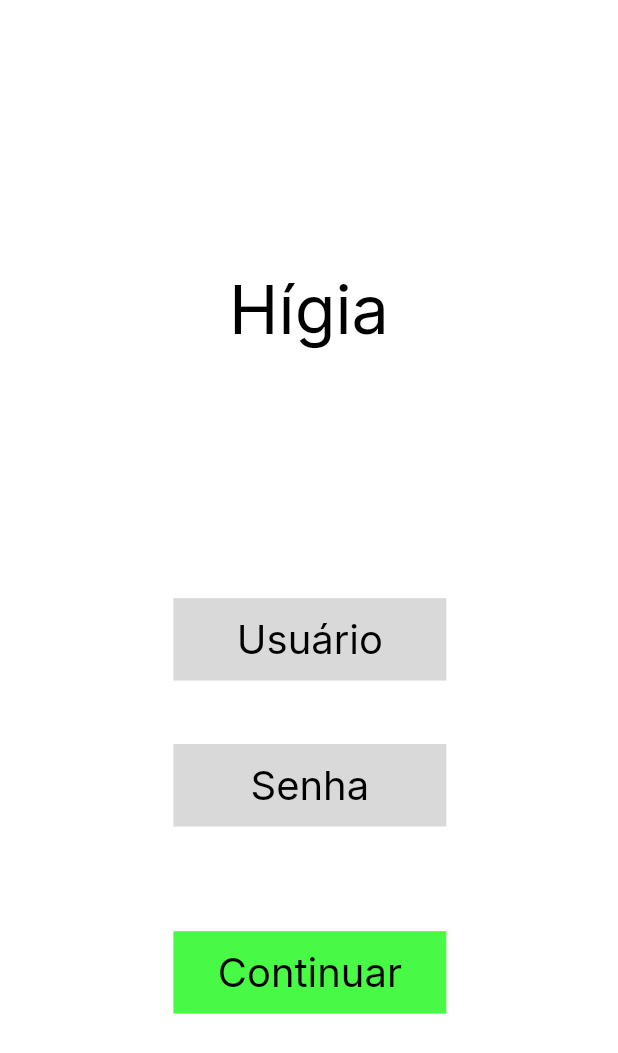
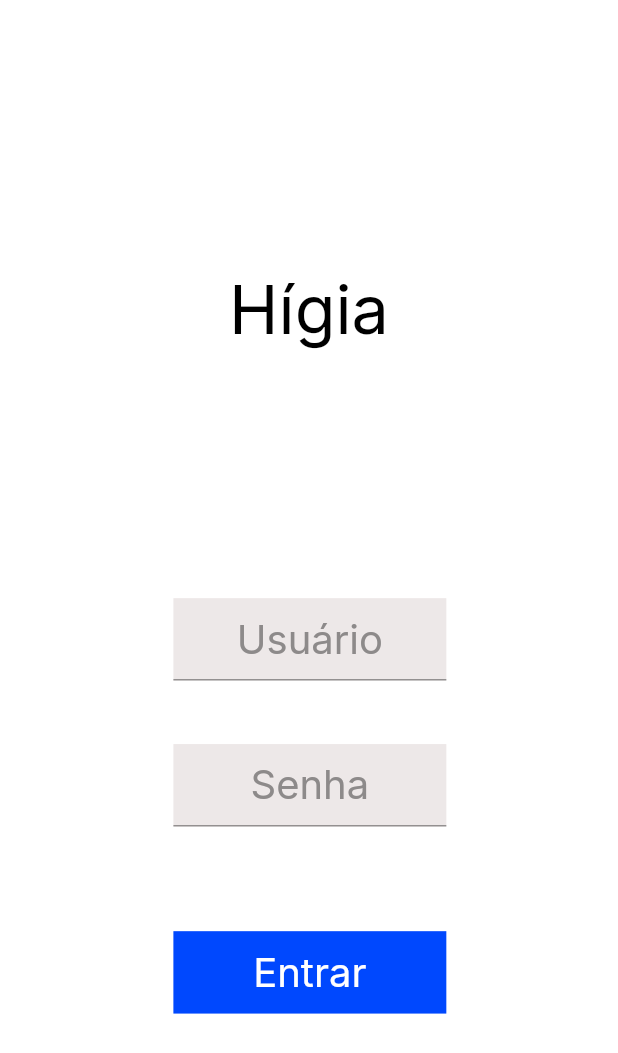
Before and after one commit to kevinwall/higia-mobile, a Flutter app: the screen it shows after launch, on a phone screen of 412 x 824 dp. Shown: the top 1053 px of the screen. Run offline on Flutter 3.47's test engine with Material 2 defaults, Android fonts, the phone set to English and light mode, and no system bars; our stand-ins replace google_fonts.

Commit message:
pequenos ajustes

```diff
--- a/lib/app/login.dart
+++ b/lib/app/login.dart
@@ -7,6 +7,8 @@ import 'package:myapp/utils.dart';
 import 'listagem-6.dart';
 
 class Scene extends StatelessWidget {
+  TextEditingController usernameController = TextEditingController();
+  TextEditingController passwordController = TextEditingController();
   @override
   Widget build(BuildContext context) {
     double baseWidth = 360;
@@ -19,7 +21,7 @@ class Scene extends StatelessWidget {
         padding:
             EdgeInsets.fromLTRB(101 * fem, 158 * fem, 100 * fem, 206 * fem),
         width: double.infinity,
-        decoration: BoxDecoration(
+        decoration: const BoxDecoration(
           color: Color(0xffffffff),
         ),
         child: Column(
@@ -35,27 +37,31 @@ class Scene extends StatelessWidget {
                   fontSize: 40 * ffem,
                   fontWeight: FontWeight.w400,
                   height: 1.2125 * ffem / fem,
-                  color: Color(0xff000000),
+                  color: const Color(0xff000000),
                 ),
               ),
             ),
             Container(
-              // group1biu (1:7)
+              //\ group1biu (1:7)
               margin: EdgeInsets.fromLTRB(0 * fem, 0 * fem, 0 * fem, 37 * fem),
               width: double.infinity,
               height: 48 * fem,
               decoration: BoxDecoration(
-                color: Color(0xffd9d9d9),
+                color: Color.fromARGB(255, 237, 232, 232),
               ),
               child: Center(
-                child: Text(
-                  'Usuário',
-                  style: SafeGoogleFont(
+                child: TextFormField(
+                  textAlign: TextAlign.center,
+                  controller: usernameController,
+                  decoration: InputDecoration(
+                    hintText: "Usuário",
+                    hintStyle: SafeGoogleFont(
                       'Inter',
                       fontSize: 24 * ffem,
                       fontWeight: FontWeight.w400,
                       height: 1.2125 * ffem / fem,
-                    color: Color(0xff000000),
+                      color: Color.fromARGB(255, 141, 138, 138),
+                    ),
                   ),
                 ),
               ),
@@ -65,18 +71,23 @@ class Scene extends StatelessWidget {
               margin: EdgeInsets.fromLTRB(0 * fem, 0 * fem, 0 * fem, 61 * fem),
               width: double.infinity,
               height: 48 * fem,
-              decoration: BoxDecoration(
-                color: Color(0xffd9d9d9),
+              decoration: const BoxDecoration(
+                color: Color.fromARGB(255, 237, 232, 232),
               ),
               child: Center(
-                child: Text(
-                  'Senha',
-                  style: SafeGoogleFont(
+                child: TextFormField(
+                  textAlign: TextAlign.center,
+                  controller: passwordController,
+                  obscureText: true,
+                  decoration: InputDecoration(
+                    hintText: "Senha",
+                    hintStyle: SafeGoogleFont(
                       'Inter',
                       fontSize: 24 * ffem,
                       fontWeight: FontWeight.w400,
                       height: 1.2125 * ffem / fem,
-                    color: Color(0xff000000),
+                      color: const Color.fromARGB(255, 141, 138, 138),
+                    ),
                   ),
                 ),
               ),
@@ -92,18 +103,18 @@ class Scene extends StatelessWidget {
               child: Container(
                 width: double.infinity,
                 height: 48 * fem,
-                decoration: BoxDecoration(
-                  color: Color(0xff48fa45),
+                decoration: const BoxDecoration(
+                  color: Color.fromARGB(255, 0, 72, 254),
                 ),
                 child: Center(
                   child: Text(
-                    'Continuar',
+                    'Entrar',
                     style: SafeGoogleFont(
                       'Inter',
                       fontSize: 24 * ffem,
                       fontWeight: FontWeight.w400,
                       height: 1.2125 * ffem / fem,
-                      color: Color(0xff000000),
+                      color: const Color.fromARGB(255, 255, 255, 255),
                     ),
                   ),
                 ),
--- a/lib/main.dart
+++ b/lib/main.dart
@@ -1,7 +1,4 @@
 import 'package:flutter/material.dart';
-import 'package:flutter/gestures.dart';
-import 'dart:ui';
-import 'package:google_fonts/google_fonts.dart';
 import 'package:myapp/utils.dart';
 import 'package:myapp/app/login.dart';
 // import 'package:myapp/app/formulrio.dart';
```
Also changed, not shown: lib/app/listagem-6.dart (+24 -56 lines). Lines whose indentation alone changed are shown as unchanged.
